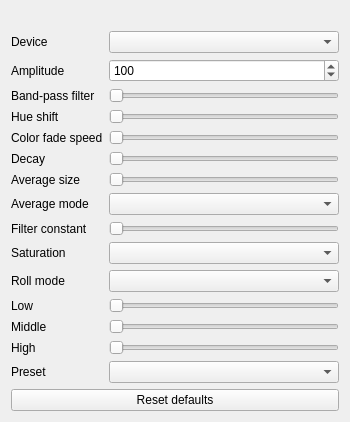
This is Effects/AudioSync/AudioSync.ui in DLdota/OpenRGBEffectsPlugin as Qt 5 draws it before an edit. The edited form follows.
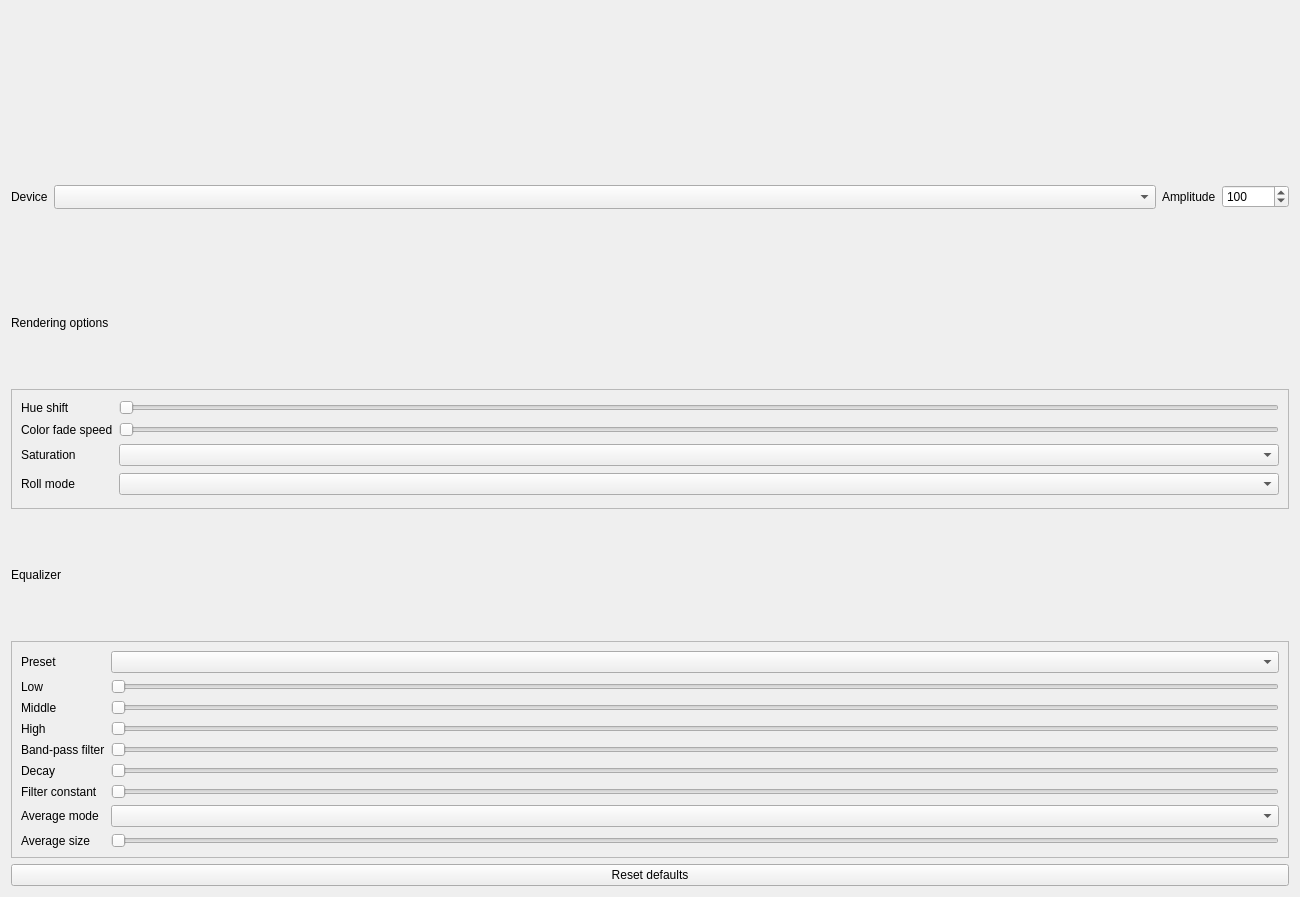
This is the edited form. Custom widgets are drawn as their Qt base class.

```diff
--- a/Effects/AudioSync/AudioSync.ui
+++ b/Effects/AudioSync/AudioSync.ui
@@ -6,18 +6,135 @@
    <rect>
     <x>0</x>
     <y>0</y>
-    <width>350</width>
-    <height>418</height>
+    <width>1300</width>
+    <height>897</height>
    </rect>
   </property>
   <property name="windowTitle">
    <string>Form</string>
   </property>
-  <layout class="QGridLayout" name="gridLayout">
-   <item row="9" column="0">
-    <widget class="QLabel" name="filter_constant_label">
+  <layout class="QGridLayout" name="gridLayout" columnstretch="1,0">
+   <item row="3" column="0" colspan="2">
+    <widget class="QFrame" name="rendering_options_frame">
+     <property name="frameShape">
+      <enum>QFrame::StyledPanel</enum>
+     </property>
+     <property name="frameShadow">
+      <enum>QFrame::Raised</enum>
+     </property>
+     <layout class="QGridLayout" name="gridLayout_3">
+      <item row="0" column="0">
+       <widget class="QLabel" name="hue_shift_label">
+        <property name="text">
+         <string>Hue shift</string>
+        </property>
+       </widget>
+      </item>
+      <item row="0" column="1">
+       <widget class="QTooltipedSlider" name="hue_shift">
+        <property name="maximum">
+         <number>360</number>
+        </property>
+        <property name="orientation">
+         <enum>Qt::Horizontal</enum>
+        </property>
+       </widget>
+      </item>
+      <item row="1" column="0">
+       <widget class="QLabel" name="color_fade_speed_label">
+        <property name="text">
+         <string>Color fade speed</string>
+        </property>
+       </widget>
+      </item>
+      <item row="1" column="1">
+       <widget class="QTooltipedSlider" name="color_fade_speed">
+        <property name="maximum">
+         <number>100</number>
+        </property>
+        <property name="orientation">
+         <enum>Qt::Horizontal</enum>
+        </property>
+       </widget>
+      </item>
+      <item row="2" column="0">
+       <widget class="QLabel" name="saturation_label">
+        <property name="text">
+         <string>Saturation</string>
+        </property>
+       </widget>
+      </item>
+      <item row="2" column="1">
+       <widget class="QComboBox" name="saturation"/>
+      </item>
+      <item row="3" column="0">
+       <widget class="QLabel" name="roll_mode_label">
+        <property name="text">
+         <string>Roll mode</string>
+        </property>
+       </widget>
+      </item>
+      <item row="3" column="1">
+       <widget class="QComboBox" name="roll_mode"/>
+      </item>
+     </layout>
+    </widget>
+   </item>
+   <item row="4" column="0" colspan="2">
+    <widget class="QLabel" name="equalizer_label">
      <property name="text">
-      <string>Filter constant</string>
+      <string>Equalizer</string>
+     </property>
+    </widget>
+   </item>
+   <item row="1" column="1">
+    <widget class="QFrame" name="amplitude_frame">
+     <property name="frameShape">
+      <enum>QFrame::NoFrame</enum>
+     </property>
+     <property name="frameShadow">
+      <enum>QFrame::Raised</enum>
+     </property>
+     <layout class="QGridLayout" name="gridLayout_5" columnstretch="0,1">
+      <property name="leftMargin">
+       <number>0</number>
+      </property>
+      <property name="topMargin">
+       <number>0</number>
+      </property>
+      <property name="rightMargin">
+       <number>0</number>
+      </property>
+      <property name="bottomMargin">
+       <number>0</number>
+      </property>
+      <item row="0" column="0">
+       <widget class="QLabel" name="amplitude_label">
+        <property name="text">
+         <string>Amplitude</string>
+        </property>
+       </widget>
+      </item>
+      <item row="0" column="1">
+       <widget class="QSpinBox" name="amplitude">
+        <property name="minimum">
+         <number>0</number>
+        </property>
+        <property name="maximum">
+         <number>999999999</number>
+        </property>
+        <property name="value">
+         <number>100</number>
+        </property>
+       </widget>
+      </item>
+     </layout>
+    </widget>
+   </item>
+   <item row="2" column="0" colspan="2">
+    <widget class="QLabel" name="rendering_options_label">
+     <property name="text">
+      <string>Rendering options</string>
      </property>
     </widget>
    </item>
@@ -28,235 +145,214 @@
      </property>
     </widget>
    </item>
-   <item row="6" column="0">
-    <widget class="QLabel" name="decay_label">
-     <property name="text">
-      <string>Decay</string>
+   <item row="1" column="0">
+    <widget class="QFrame" name="device_frame">
+     <property name="frameShape">
+      <enum>QFrame::NoFrame</enum>
      </property>
+     <property name="frameShadow">
+      <enum>QFrame::Raised</enum>
+     </property>
+     <layout class="QGridLayout" name="gridLayout_4" columnstretch="0,1">
+      <property name="leftMargin">
+       <number>0</number>
+      </property>
+      <property name="topMargin">
+       <number>0</number>
+      </property>
+      <property name="rightMargin">
+       <number>0</number>
+      </property>
+      <property name="bottomMargin">
+       <number>0</number>
+      </property>
+      <item row="0" column="0">
+       <widget class="QLabel" name="device_label">
+        <property name="text">
+         <string>Device</string>
+        </property>
+       </widget>
+      </item>
+      <item row="0" column="1">
+       <widget class="QComboBox" name="device">
+        <property name="acceptDrops">
+         <bool>false</bool>
+        </property>
+        <property name="editable">
+         <bool>false</bool>
+        </property>
+        <property name="sizeAdjustPolicy">
+         <enum>QComboBox::AdjustToMinimumContentsLengthWithIcon</enum>
+        </property>
+       </widget>
+      </item>
+     </layout>
     </widget>
    </item>
-   <item row="3" column="1">
-    <widget class="ctkRangeSlider" name="bypass">
-     <property name="orientation">
-      <enum>Qt::Horizontal</enum>
+   <item row="5" column="0" colspan="2">
+    <widget class="QFrame" name="equalizer_frame">
+     <property name="frameShape">
+      <enum>QFrame::StyledPanel</enum>
      </property>
+     <property name="frameShadow">
+      <enum>QFrame::Sunken</enum>
+     </property>
+     <layout class="QGridLayout" name="gridLayout_2">
+      <item row="3" column="0">
+       <widget class="QLabel" name="high_label">
+        <property name="text">
+         <string>High</string>
+        </property>
+       </widget>
+      </item>
+      <item row="2" column="0">
+       <widget class="QLabel" name="middle_label">
+        <property name="text">
+         <string>Middle</string>
+        </property>
+       </widget>
+      </item>
+      <item row="11" column="0">
+       <widget class="QLabel" name="avg_size_label">
+        <property name="text">
+         <string>Average size</string>
+        </property>
+       </widget>
+      </item>
+      <item row="2" column="1">
+       <widget class="QTooltipedSlider" name="middle">
+        <property name="maximum">
+         <number>200</number>
+        </property>
+        <property name="orientation">
+         <enum>Qt::Horizontal</enum>
+        </property>
+       </widget>
+      </item>
+      <item row="3" column="1">
+       <widget class="QTooltipedSlider" name="high">
+        <property name="maximum">
+         <number>200</number>
+        </property>
+        <property name="orientation">
+         <enum>Qt::Horizontal</enum>
+        </property>
+       </widget>
+      </item>
+      <item row="10" column="1">
+       <widget class="QComboBox" name="avg_mode"/>
+      </item>
+      <item row="10" column="0">
+       <widget class="QLabel" name="avg_mode_label">
+        <property name="text">
+         <string>Average mode</string>
+        </property>
+       </widget>
+      </item>
+      <item row="11" column="1">
+       <widget class="QTooltipedSlider" name="avg_size">
+        <property name="minimum">
+         <number>1</number>
+        </property>
+        <property name="maximum">
+         <number>256</number>
+        </property>
+        <property name="orientation">
+         <enum>Qt::Horizontal</enum>
+        </property>
+       </widget>
+      </item>
+      <item row="4" column="0">
+       <widget class="QLabel" name="bypass_label">
+        <property name="text">
+         <string>Band-pass filter</string>
+        </property>
+       </widget>
+      </item>
+      <item row="5" column="0">
+       <widget class="QLabel" name="decay_label">
+        <property name="text">
+         <string>Decay</string>
+        </property>
+       </widget>
+      </item>
+      <item row="1" column="0">
+       <widget class="QLabel" name="low_label">
+        <property name="text">
+         <string>Low</string>
+        </property>
+       </widget>
+      </item>
+      <item row="6" column="0">
+       <widget class="QLabel" name="filter_constant_label">
+        <property name="text">
+         <string>Filter constant</string>
+        </property>
+       </widget>
+      </item>
+      <item row="1" column="1">
+       <widget class="QTooltipedSlider" name="low">
+        <property name="maximum">
+         <number>200</number>
+        </property>
+        <property name="value">
+         <number>0</number>
+        </property>
+        <property name="orientation">
+         <enum>Qt::Horizontal</enum>
+        </property>
+       </widget>
+      </item>
+      <item row="6" column="1">
+       <widget class="QTooltipedSlider" name="filter_constant">
+        <property name="maximum">
+         <number>100</number>
+        </property>
+        <property name="orientation">
+         <enum>Qt::Horizontal</enum>
+        </property>
+       </widget>
+      </item>
+      <item row="4" column="1">
+       <widget class="ctkRangeSlider" name="bypass">
+        <property name="orientation">
+         <enum>Qt::Horizontal</enum>
+        </property>
+       </widget>
+      </item>
+      <item row="5" column="1">
+       <widget class="QTooltipedSlider" name="decay">
+        <property name="maximum">
+         <number>100</number>
+        </property>
+        <property name="value">
+         <number>0</number>
+        </property>
+        <property name="orientation">
+         <enum>Qt::Horizontal</enum>
+        </property>
+       </widget>
+      </item>
+      <item row="0" column="1">
+       <widget class="QComboBox" name="preset"/>
+      </item>
+      <item row="0" column="0">
+       <widget class="QLabel" name="preset_label">
+        <property name="text">
+         <string>Preset</string>
+        </property>
+       </widget>
+      </item>
+     </layout>
     </widget>
    </item>
-   <item row="17" column="0" colspan="2">
+   <item row="6" column="0" colspan="2">
     <widget class="QPushButton" name="defaults">
      <property name="text">
       <string>Reset defaults</string>
      </property>
     </widget>
    </item>
-   <item row="13" column="0">
-    <widget class="QLabel" name="low_label">
-     <property name="text">
-      <string>Low</string>
-     </property>
-    </widget>
-   </item>
-   <item row="8" column="1">
-    <widget class="QComboBox" name="avg_mode"/>
-   </item>
-   <item row="13" column="1">
-    <widget class="QTooltipedSlider" name="low">
-     <property name="maximum">
-      <number>200</number>
-     </property>
-     <property name="value">
-      <number>0</number>
-     </property>
-     <property name="orientation">
-      <enum>Qt::Horizontal</enum>
-     </property>
-    </widget>
-   </item>
-   <item row="8" column="0">
-    <widget class="QLabel" name="avg_mode_label">
-     <property name="text">
-      <string>Average mode</string>
-     </property>
-    </widget>
-   </item>
-   <item row="1" column="0">
-    <widget class="QLabel" name="device_label">
-     <property name="text">
-      <string>Device</string>
-     </property>
-    </widget>
-   </item>
-   <item row="10" column="1">
-    <widget class="QComboBox" name="saturation"/>
-   </item>
-   <item row="16" column="0">
-    <widget class="QLabel" name="preset_label">
-     <property name="text">
-      <string>Preset</string>
-     </property>
-    </widget>
-   </item>
-   <item row="15" column="0">
-    <widget class="QLabel" name="high_label">
-     <property name="text">
-      <string>High</string>
-     </property>
-    </widget>
-   </item>
-   <item row="5" column="1">
-    <widget class="QTooltipedSlider" name="color_fade_speed">
-     <property name="maximum">
-      <number>100</number>
-     </property>
-     <property name="orientation">
-      <enum>Qt::Horizontal</enum>
-     </property>
-    </widget>
-   </item>
-   <item row="15" column="1">
-    <widget class="QTooltipedSlider" name="high">
-     <property name="maximum">
-      <number>200</number>
-     </property>
-     <property name="orientation">
-      <enum>Qt::Horizontal</enum>
-     </property>
-    </widget>
-   </item>
-   <item row="14" column="0">
-    <widget class="QLabel" name="middle_label">
-     <property name="text">
-      <string>Middle</string>
-     </property>
-    </widget>
-   </item>
-   <item row="10" column="0">
-    <widget class="QLabel" name="saturation_label">
-     <property name="text">
-      <string>Saturation</string>
-     </property>
-    </widget>
-   </item>
-   <item row="3" column="0">
-    <widget class="QLabel" name="bypass_label">
-     <property name="text">
-      <string>Band-pass filter</string>
-     </property>
-    </widget>
-   </item>
-   <item row="7" column="1">
-    <widget class="QTooltipedSlider" name="avg_size">
-     <property name="minimum">
-      <number>1</number>
-     </property>
-     <property name="maximum">
-      <number>256</number>
-     </property>
-     <property name="orientation">
-      <enum>Qt::Horizontal</enum>
-     </property>
-    </widget>
-   </item>
-   <item row="9" column="1">
-    <widget class="QTooltipedSlider" name="filter_constant">
-     <property name="maximum">
-      <number>100</number>
-     </property>
-     <property name="orientation">
-      <enum>Qt::Horizontal</enum>
-     </property>
-    </widget>
-   </item>
-   <item row="1" column="1">
-    <widget class="QComboBox" name="device"/>
-   </item>
-   <item row="4" column="1">
-    <widget class="QTooltipedSlider" name="hue_shift">
-     <property name="maximum">
-      <number>360</number>
-     </property>
-     <property name="orientation">
-      <enum>Qt::Horizontal</enum>
-     </property>
-    </widget>
-   </item>
-   <item row="11" column="0">
-    <widget class="QLabel" name="roll_mode_label">
-     <property name="text">
-      <string>Roll mode</string>
-     </property>
-    </widget>
-   </item>
-   <item row="5" column="0">
-    <widget class="QLabel" name="color_fade_speed_label">
-     <property name="text">
-      <string>Color fade speed</string>
-     </property>
-    </widget>
-   </item>
-   <item row="7" column="0">
-    <widget class="QLabel" name="avg_size_label">
-     <property name="text">
-      <string>Average size</string>
-     </property>
-    </widget>
-   </item>
-   <item row="16" column="1">
-    <widget class="QComboBox" name="preset"/>
-   </item>
-   <item row="14" column="1">
-    <widget class="QTooltipedSlider" name="middle">
-     <property name="maximum">
-      <number>200</number>
-     </property>
-     <property name="orientation">
-      <enum>Qt::Horizontal</enum>
-     </property>
-    </widget>
-   </item>
-   <item row="11" column="1">
-    <widget class="QComboBox" name="roll_mode"/>
-   </item>
-   <item row="6" column="1">
-    <widget class="QTooltipedSlider" name="decay">
-     <property name="maximum">
-      <number>100</number>
-     </property>
-     <property name="value">
-      <number>0</number>
-     </property>
-     <property name="orientation">
-      <enum>Qt::Horizontal</enum>
-     </property>
-    </widget>
-   </item>
-   <item row="4" column="0">
-    <widget class="QLabel" name="hue_shift_label">
-     <property name="text">
-      <string>Hue shift</string>
-     </property>
-    </widget>
-   </item>
-   <item row="2" column="0">
-    <widget class="QLabel" name="amplitude_label">
-     <property name="text">
-      <string>Amplitude</string>
-     </property>
-    </widget>
-   </item>
-   <item row="2" column="1">
-    <widget class="QSpinBox" name="amplitude">
-     <property name="minimum">
-      <number>0</number>
-     </property>
-     <property name="maximum">
-      <number>999999999</number>
-     </property>
-     <property name="value">
-      <number>100</number>
-     </property>
-    </widget>
-   </item>
   </layout>
  </widget>
  <customwidgets>
```
